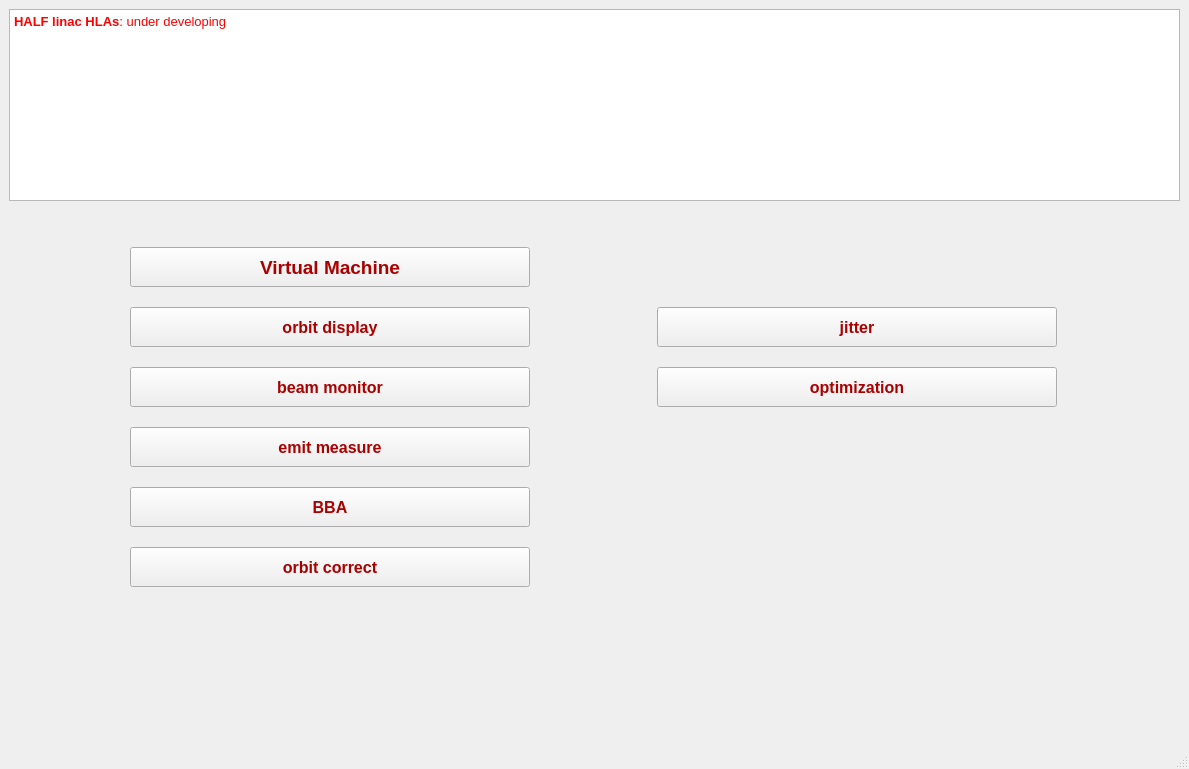
Old version of the form src/apps/launcher/gui.ui in the repository ustc-zhr/half_linac.
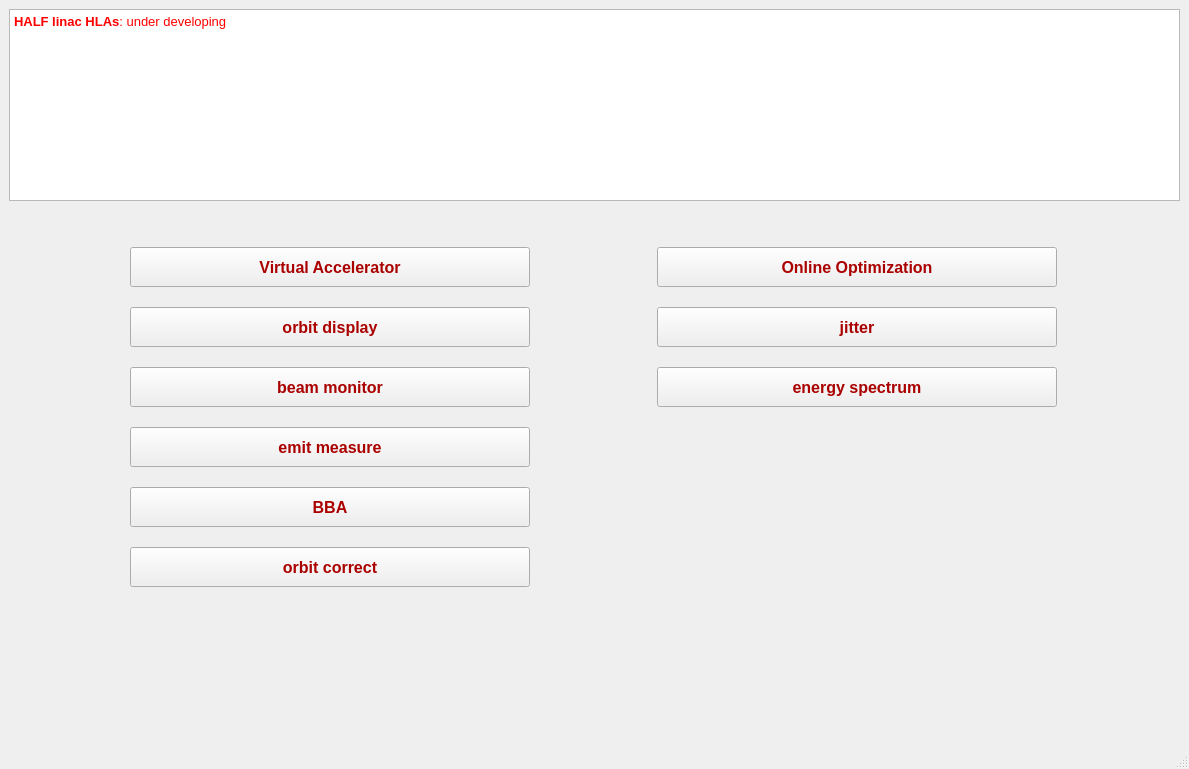
New version of the form. Icons and pictures are not drawn.

Commit message: add the function: energy spectrum

```diff
--- a/src/apps/launcher/gui.ui
+++ b/src/apps/launcher/gui.ui
@@ -15,7 +15,7 @@
   </property>
   <property name="windowIcon">
    <iconset>
-    <normaloff>../../../HALF_logo.png</normaloff>../../../HALF_logo.png</iconset>
+    <normaloff>../../../../../../HALF_logo.png</normaloff>../../../../../../HALF_logo.png</iconset>
   </property>
   <widget class="QWidget" name="centralwidget">
    <property name="sizePolicy">
@@ -44,7 +44,20 @@
         </property>
        </widget>
       </item>
-      <item row="4" column="0">
+      <item row="2" column="0">
+       <spacer name="verticalSpacer">
+        <property name="orientation">
+         <enum>Qt::Vertical</enum>
+        </property>
+        <property name="sizeHint" stdset="0">
+         <size>
+          <width>20</width>
+          <height>40</height>
+         </size>
+        </property>
+       </spacer>
+      </item>
+      <item row="3" column="0">
        <layout class="QGridLayout" name="gridLayout" columnstretch="2,1" columnminimumwidth="1,1">
         <property name="sizeConstraint">
          <enum>QLayout::SetMinAndMaxSize</enum>
@@ -88,33 +101,6 @@
           </property>
          </widget>
         </item>
-        <item row="2" column="1">
-         <widget class="QPushButton" name="online_opt">
-          <property name="minimumSize">
-           <size>
-            <width>0</width>
-            <height>40</height>
-           </size>
-          </property>
-          <property name="maximumSize">
-           <size>
-            <width>400</width>
-            <height>16777215</height>
-           </size>
-          </property>
-          <property name="styleSheet">
-           <string notr="true">QPushButton{
-
-color: rgb(170, 0, 0);
-
-font: bold 12pt;
-}</string>
-          </property>
-          <property name="text">
-           <string>optimization</string>
-          </property>
-         </widget>
-        </item>
         <item row="5" column="0">
          <widget class="QPushButton" name="orbit_correct">
           <property name="minimumSize">
@@ -142,33 +128,6 @@
           </property>
          </widget>
         </item>
-        <item row="1" column="1">
-         <widget class="QPushButton" name="jitter_plot">
-          <property name="minimumSize">
-           <size>
-            <width>0</width>
-            <height>40</height>
-           </size>
-          </property>
-          <property name="maximumSize">
-           <size>
-            <width>400</width>
-            <height>16777215</height>
-           </size>
-          </property>
-          <property name="styleSheet">
-           <string notr="true">QPushButton{
-
-color: rgb(170, 0, 0);
-
-font: bold 12pt;
-}</string>
-          </property>
-          <property name="text">
-           <string>jitter</string>
-          </property>
-         </widget>
-        </item>
         <item row="4" column="0">
          <widget class="QPushButton" name="pushButton_4">
           <property name="minimumSize">
@@ -275,29 +234,97 @@
 
 color: rgb(170, 0, 0);
 
-font: bold 14pt;
+font: bold 12pt;
 }</string>
           </property>
           <property name="text">
-           <string>Virtual Machine</string>
+           <string>Virtual Accelerator</string>
+          </property>
+         </widget>
+        </item>
+        <item row="1" column="1">
+         <widget class="QPushButton" name="jitter_plot">
+          <property name="minimumSize">
+           <size>
+            <width>0</width>
+            <height>40</height>
+           </size>
+          </property>
+          <property name="maximumSize">
+           <size>
+            <width>400</width>
+            <height>16777215</height>
+           </size>
+          </property>
+          <property name="styleSheet">
+           <string notr="true">QPushButton{
+
+color: rgb(170, 0, 0);
+
+font: bold 12pt;
+}</string>
+          </property>
+          <property name="text">
+           <string>jitter</string>
+          </property>
+         </widget>
+        </item>
+        <item row="2" column="1">
+         <widget class="QPushButton" name="energy_spectrum">
+          <property name="minimumSize">
+           <size>
+            <width>0</width>
+            <height>40</height>
+           </size>
+          </property>
+          <property name="maximumSize">
+           <size>
+            <width>400</width>
+            <height>16777215</height>
+           </size>
+          </property>
+          <property name="styleSheet">
+           <string notr="true">QPushButton{
+
+color: rgb(170, 0, 0);
+
+font: bold 12pt;
+}</string>
+          </property>
+          <property name="text">
+           <string>energy spectrum</string>
+          </property>
+         </widget>
+        </item>
+        <item row="0" column="1">
+         <widget class="QPushButton" name="online_opt">
+          <property name="minimumSize">
+           <size>
+            <width>0</width>
+            <height>40</height>
+           </size>
+          </property>
+          <property name="maximumSize">
+           <size>
+            <width>400</width>
+            <height>16777215</height>
+           </size>
+          </property>
+          <property name="styleSheet">
+           <string notr="true">QPushButton{
+
+color: rgb(170, 0, 0);
+
+font: bold 12pt;
+}</string>
+          </property>
+          <property name="text">
+           <string>Online Optimization</string>
           </property>
          </widget>
         </item>
        </layout>
       </item>
-      <item row="2" column="0">
-       <spacer name="verticalSpacer">
-        <property name="orientation">
-         <enum>Qt::Vertical</enum>
-        </property>
-        <property name="sizeHint" stdset="0">
-         <size>
-          <width>20</width>
-          <height>40</height>
-         </size>
-        </property>
-       </spacer>
-      </item>
      </layout>
     </item>
     <item>
```
The commit also changes 51 other files.
